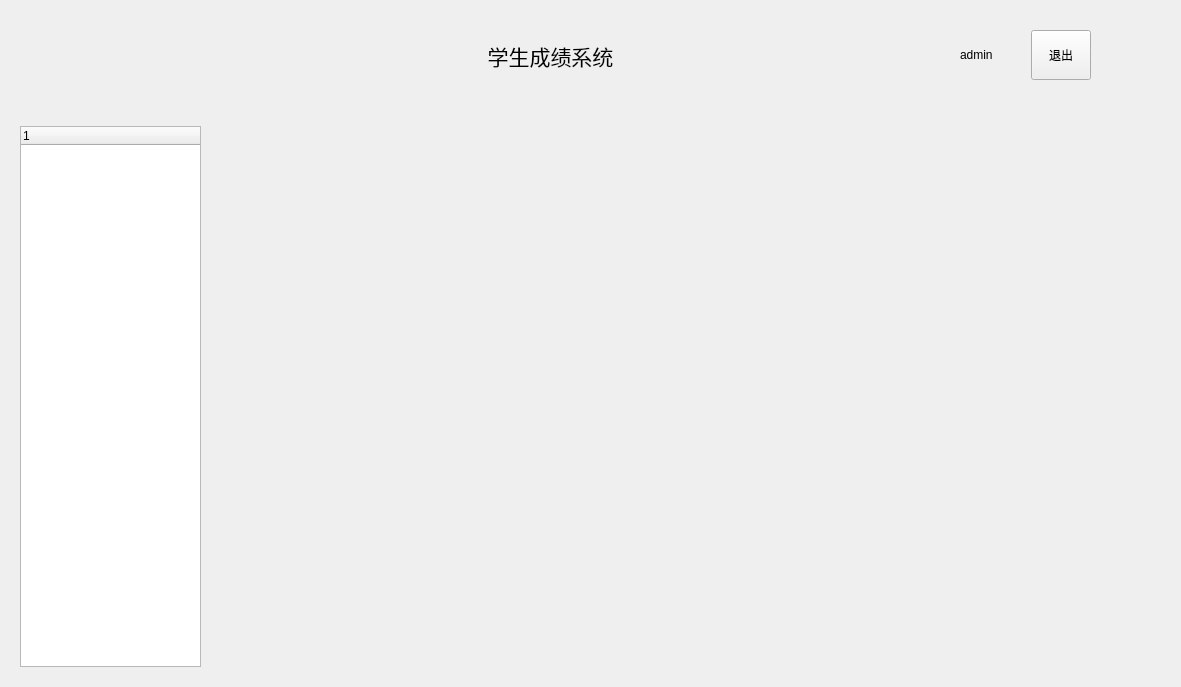
Old version of the form Student_Mangement/studentwindow.ui in the repository mzhnx-go/Date-Structure-homework.
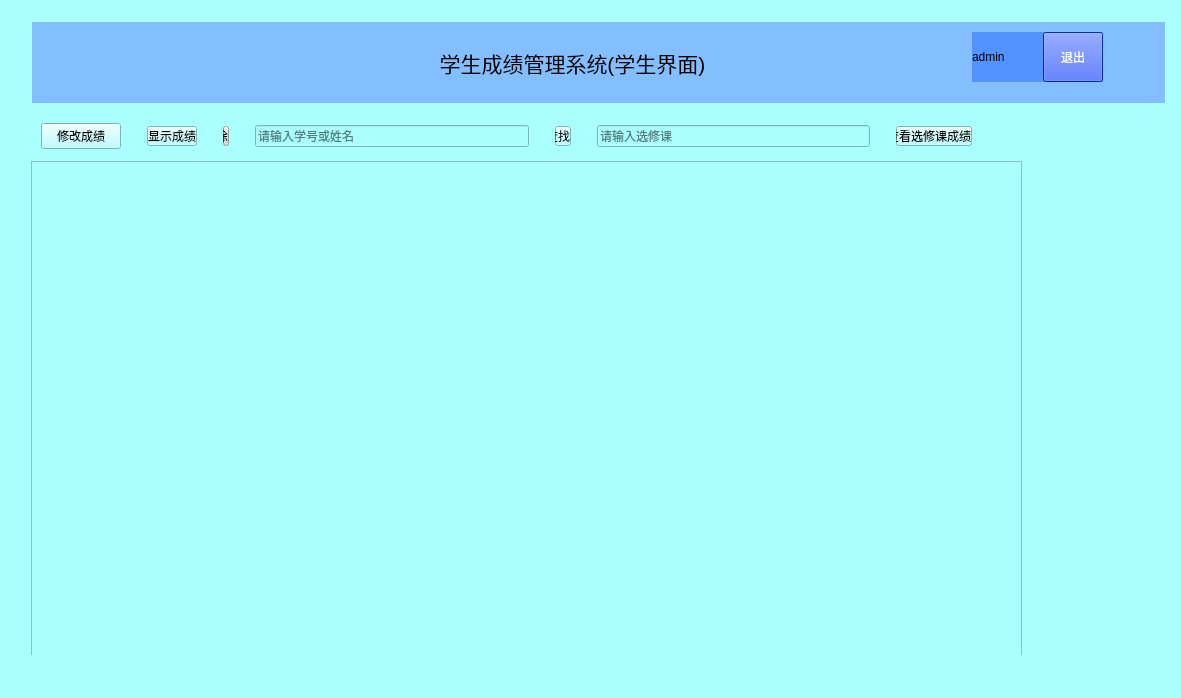
New version of the form. Icons and pictures are not drawn.

The edit to the form file:
```diff
--- a/Student_Mangement/studentwindow.ui
+++ b/Student_Mangement/studentwindow.ui
@@ -7,56 +7,73 @@
     <x>0</x>
     <y>0</y>
     <width>1181</width>
-    <height>653</height>
+    <height>698</height>
    </rect>
   </property>
   <property name="windowTitle">
    <string>Form</string>
   </property>
+  <property name="styleSheet">
+   <string notr="true">background-color: rgb(170, 255, 255);</string>
+  </property>
   <layout class="QGridLayout" name="gridLayout_3">
    <item row="0" column="0">
     <widget class="QWidget" name="widget" native="true">
-     <layout class="QGridLayout" name="gridLayout_2">
-      <item row="0" column="0">
-       <widget class="QWidget" name="widget_6" native="true">
+     <widget class="QWidget" name="widget_2" native="true">
+      <property name="geometry">
+       <rect>
+        <x>10</x>
+        <y>0</y>
+        <width>1144</width>
+        <height>644</height>
+       </rect>
+      </property>
+      <widget class="QWidget" name="widget_3" native="true">
+       <property name="geometry">
+        <rect>
+         <x>11</x>
+         <y>11</y>
+         <width>1196</width>
+         <height>81</height>
+        </rect>
+       </property>
         <property name="minimumSize">
          <size>
           <width>1081</width>
           <height>80</height>
          </size>
         </property>
-        <widget class="QWidget" name="widget_7" native="true">
+       <property name="styleSheet">
+        <string notr="true">background-color: rgb(131, 191, 255);</string>
+       </property>
+       <widget class="QWidget" name="widget_4" native="true">
          <property name="geometry">
           <rect>
            <x>350</x>
-           <y>0</y>
-           <width>311</width>
-           <height>80</height>
-          </rect>
-         </property>
-         <widget class="QLabel" name="label_5">
-          <property name="geometry">
-           <rect>
-            <x>50</x>
             <y>10</y>
-            <width>261</width>
-            <height>51</height>
-           </rect>
-          </property>
+          <width>381</width>
+          <height>61</height>
+         </rect>
+        </property>
+        <layout class="QHBoxLayout" name="horizontalLayout">
+         <item>
+          <widget class="QLabel" name="title">
           <property name="font">
            <font>
             <pointsize>16</pointsize>
            </font>
           </property>
           <property name="text">
-           <string>学生成绩系统</string>
+            <string>学生成绩管理系统(学生界面)</string>
           </property>
           <property name="alignment">
            <set>Qt::AlignmentFlag::AlignCenter</set>
           </property>
          </widget>
-        </widget>
-        <widget class="QWidget" name="widget_8" native="true">
+         </item>
+        </layout>
+       </widget>
+       <widget class="QWidget" name="widget_5" native="true">
          <property name="geometry">
           <rect>
            <x>910</x>
@@ -65,7 +82,7 @@
            <height>61</height>
           </rect>
          </property>
-         <widget class="QWidget" name="widget_9" native="true">
+        <widget class="QWidget" name="widget_6" native="true">
           <property name="geometry">
            <rect>
             <x>30</x>
@@ -74,22 +91,34 @@
             <height>50</height>
            </rect>
           </property>
-          <layout class="QHBoxLayout" name="horizontalLayout_5">
+         <property name="styleSheet">
+          <string notr="true">background-color: rgb(82, 147, 255);</string>
+         </property>
+         <layout class="QHBoxLayout" name="horizontalLayout_4">
            <item>
-            <widget class="QLabel" name="label_6">
+           <widget class="QLabel" name="username">
              <property name="text">
               <string>admin</string>
              </property>
             </widget>
            </item>
            <item>
-            <widget class="QPushButton" name="pushButton_2">
+           <widget class="QPushButton" name="exit">
              <property name="maximumSize">
               <size>
                <width>60</width>
                <height>60</height>
               </size>
              </property>
+            <property name="font">
+             <font>
+              <family>微软雅黑</family>
+             </font>
+            </property>
+            <property name="styleSheet">
+             <string notr="true">background-color: rgb(8, 57, 255);
+color: rgb(255, 255, 255);</string>
+            </property>
              <property name="text">
               <string>退出</string>
              </property>
@@ -99,42 +128,230 @@
          </widget>
         </widget>
        </widget>
-      </item>
-      <item row="3" column="1" colspan="2">
-       <widget class="QStackedWidget" name="stackedWidget_2">
-        <widget class="QWidget" name="page_3"/>
-        <widget class="QWidget" name="page_4"/>
-       </widget>
-      </item>
-      <item row="1" column="2">
-       <widget class="QLabel" name="label_4">
+      <widget class="QWidget" name="widget_7" native="true">
+       <property name="geometry">
+        <rect>
+         <x>20</x>
+         <y>100</y>
+         <width>931</width>
+         <height>50</height>
+        </rect>
+       </property>
+       <layout class="QHBoxLayout" name="horizontalLayout_3">
+        <item>
+         <widget class="QPushButton" name="modify">
+          <property name="text">
+           <string>修改成绩</string>
+          </property>
+          <property name="icon">
+           <iconset>
+            <normaloff>:/res/修改.png</normaloff>:/res/修改.png</iconset>
+          </property>
+         </widget>
+        </item>
+        <item>
+         <spacer name="horizontalSpacer">
+          <property name="orientation">
+           <enum>Qt::Orientation::Horizontal</enum>
+          </property>
+          <property name="sizeType">
+           <enum>QSizePolicy::Policy::Fixed</enum>
+          </property>
+          <property name="sizeHint" stdset="0">
+           <size>
+            <width>20</width>
+            <height>10</height>
+           </size>
+          </property>
+         </spacer>
+        </item>
+        <item>
+         <widget class="QPushButton" name="display">
+          <property name="styleSheet">
+           <string notr="true">padding-left: -0px
+</string>
+          </property>
+          <property name="text">
+           <string>显示成绩</string>
+          </property>
+          <property name="icon">
+           <iconset>
+            <normaloff>:/刷新.png</normaloff>:/刷新.png</iconset>
+          </property>
+         </widget>
+        </item>
+        <item>
+         <spacer name="horizontalSpacer_2">
+          <property name="orientation">
+           <enum>Qt::Orientation::Horizontal</enum>
+          </property>
+          <property name="sizeType">
+           <enum>QSizePolicy::Policy::Fixed</enum>
+          </property>
+          <property name="sizeHint" stdset="0">
+           <size>
+            <width>20</width>
+            <height>20</height>
+           </size>
+          </property>
+         </spacer>
+        </item>
+        <item>
+         <widget class="QPushButton" name="delete_2">
+          <property name="styleSheet">
+           <string notr="true">padding-left: -20px;
+        icon-align: left;   
+ background-color: lightgray;</string>
+          </property>
         <property name="text">
-         <string/>
-        </property>
-       </widget>
-      </item>
-      <item row="3" column="0">
-       <widget class="QTreeWidget" name="treeWidget_2">
-        <property name="minimumSize">
+           <string>删除</string>
+          </property>
+          <property name="icon">
+           <iconset>
+            <normaloff>:/删除.png</normaloff>:/删除.png</iconset>
+          </property>
+          <property name="iconSize">
+           <size>
+            <width>40</width>
+            <height>20</height>
+           </size>
+          </property>
+         </widget>
+        </item>
+        <item>
+         <spacer name="horizontalSpacer_3">
+          <property name="orientation">
+           <enum>Qt::Orientation::Horizontal</enum>
+          </property>
+          <property name="sizeType">
+           <enum>QSizePolicy::Policy::Fixed</enum>
+          </property>
+          <property name="sizeHint" stdset="0">
          <size>
-          <width>181</width>
-          <height>541</height>
-         </size>
-        </property>
-        <property name="maximumSize">
+            <width>20</width>
+            <height>20</height>
+           </size>
+          </property>
+         </spacer>
+        </item>
+        <item>
+         <widget class="QLineEdit" name="inputText">
+          <property name="placeholderText">
+           <string>请输入学号或姓名</string>
+          </property>
+         </widget>
+        </item>
+        <item>
+         <spacer name="horizontalSpacer_4">
+          <property name="orientation">
+           <enum>Qt::Orientation::Horizontal</enum>
+          </property>
+          <property name="sizeType">
+           <enum>QSizePolicy::Policy::Fixed</enum>
+          </property>
+          <property name="sizeHint" stdset="0">
          <size>
-          <width>181</width>
-          <height>541</height>
-         </size>
-        </property>
-        <column>
+            <width>20</width>
+            <height>20</height>
+           </size>
+          </property>
+         </spacer>
+        </item>
+        <item>
+         <widget class="QPushButton" name="searchStu">
+          <property name="styleSheet">
+           <string notr="true">padding-left: -10px</string>
+          </property>
          <property name="text">
-          <string notr="true">1</string>
-         </property>
-        </column>
+           <string>查找</string>
+          </property>
+          <property name="icon">
+           <iconset>
+            <normaloff>res/查找.png</normaloff>res/查找.png</iconset>
+          </property>
+          <property name="iconSize">
+           <size>
+            <width>40</width>
+            <height>30</height>
+           </size>
+          </property>
+         </widget>
+        </item>
+        <item>
+         <spacer name="horizontalSpacer_5">
+          <property name="orientation">
+           <enum>Qt::Orientation::Horizontal</enum>
+          </property>
+          <property name="sizeType">
+           <enum>QSizePolicy::Policy::Fixed</enum>
+          </property>
+          <property name="sizeHint" stdset="0">
+           <size>
+            <width>20</width>
+            <height>20</height>
+           </size>
+          </property>
+         </spacer>
+        </item>
+        <item>
+         <widget class="QLineEdit" name="inputCor">
+          <property name="readOnly">
+           <bool>false</bool>
+          </property>
+          <property name="placeholderText">
+           <string>请输入选修课</string>
+          </property>
+         </widget>
+        </item>
+        <item>
+         <spacer name="horizontalSpacer_6">
+          <property name="orientation">
+           <enum>Qt::Orientation::Horizontal</enum>
+          </property>
+          <property name="sizeType">
+           <enum>QSizePolicy::Policy::Fixed</enum>
+          </property>
+          <property name="sizeHint" stdset="0">
+           <size>
+            <width>20</width>
+            <height>20</height>
+           </size>
+          </property>
+         </spacer>
+        </item>
+        <item>
+         <widget class="QPushButton" name="searchCor">
+          <property name="styleSheet">
+           <string notr="true">padding-left: -10px</string>
+          </property>
+          <property name="text">
+           <string>查看选修课成绩</string>
+          </property>
+          <property name="icon">
+           <iconset>
+            <normaloff>res/查找.png</normaloff>res/查找.png</iconset>
+          </property>
+          <property name="iconSize">
+           <size>
+            <width>40</width>
+            <height>30</height>
+           </size>
+          </property>
        </widget>
       </item>
      </layout>
+      </widget>
+      <widget class="QTableWidget" name="tableWidget">
+       <property name="geometry">
+        <rect>
+         <x>10</x>
+         <y>150</y>
+         <width>991</width>
+         <height>501</height>
+        </rect>
+       </property>
+      </widget>
+     </widget>
     </widget>
    </item>
   </layout>
```
Lines whose indentation alone changed are shown as unchanged.
